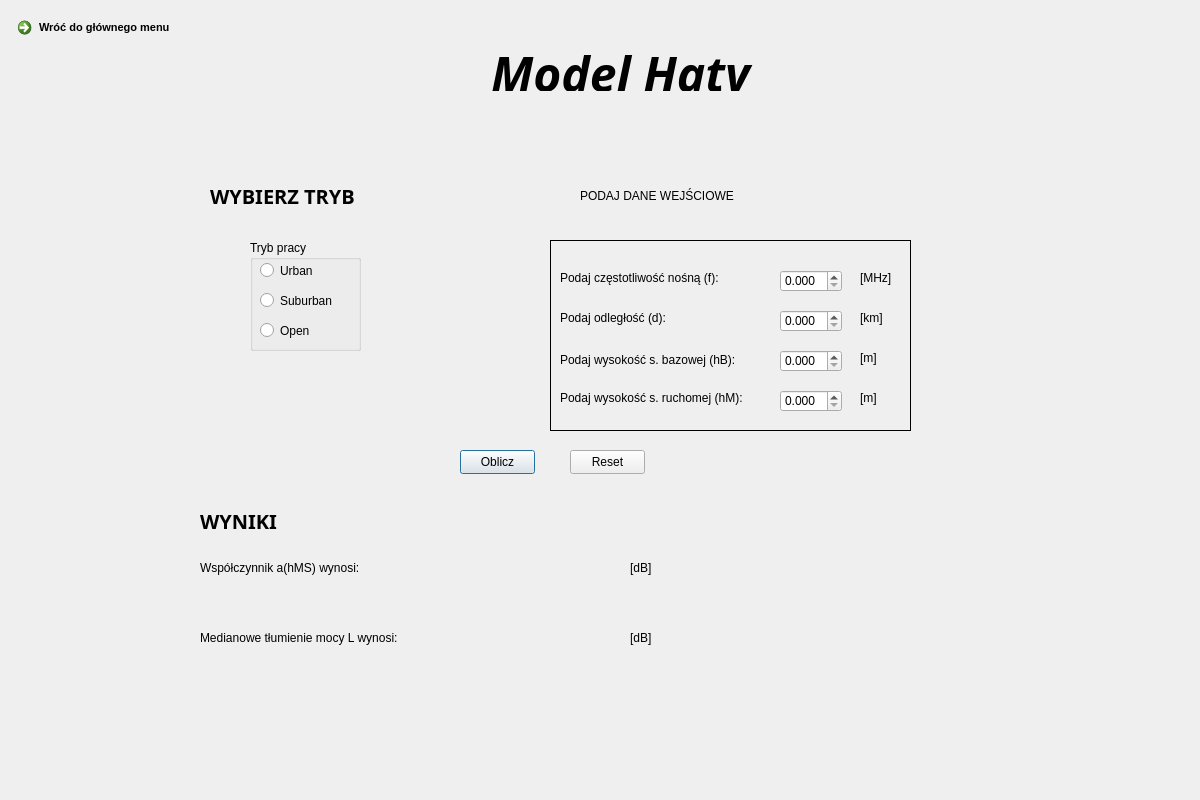
Before: the Qt Designer form UI/model_haty2.ui in lukaszbladziak5/ICalcThis, drawn with Qt 5.
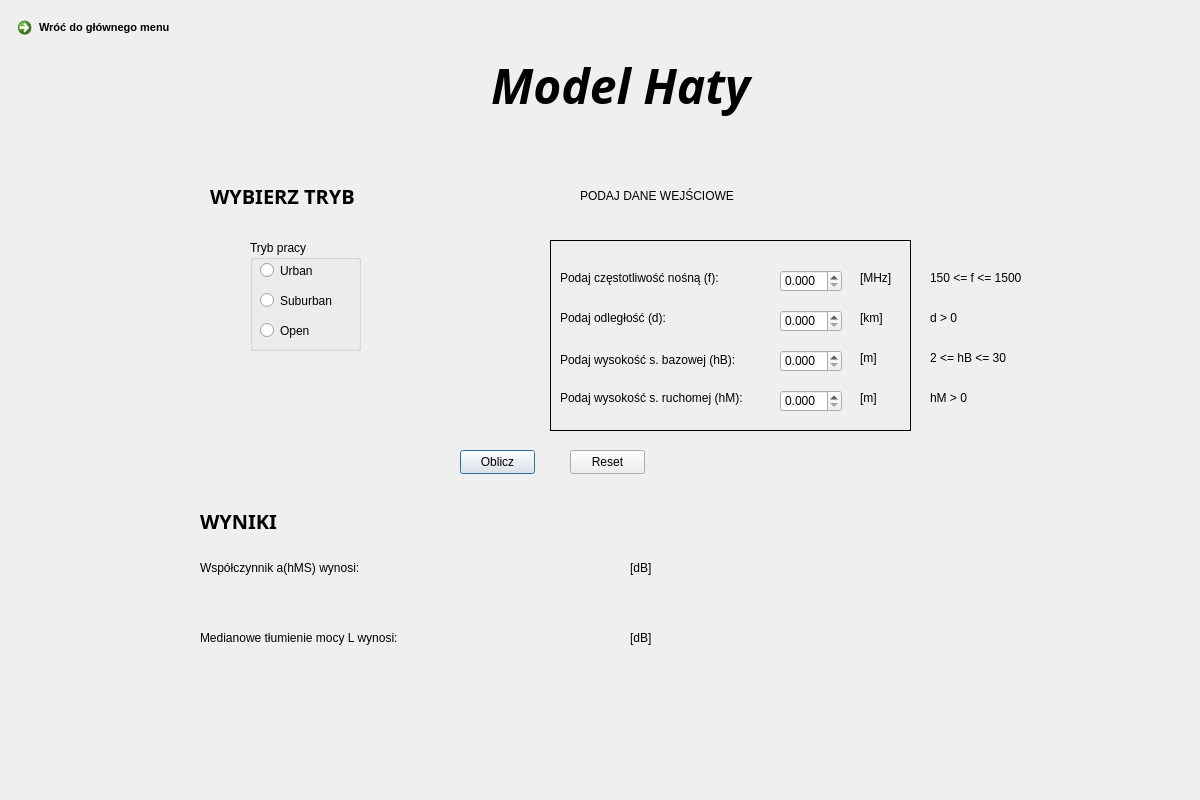
After: the same form once the commit is applied.

What changed in the file:
```diff
--- a/UI/model_haty2.ui
+++ b/UI/model_haty2.ui
@@ -32,7 +32,7 @@
       <x>470</x>
       <y>40</y>
       <width>301</width>
-      <height>51</height>
+      <height>91</height>
      </rect>
     </property>
     <property name="font">
@@ -482,6 +482,58 @@
      <string>Współczynnik a(hMS) wynosi:</string>
     </property>
    </widget>
+   <widget class="QLabel" name="label">
+    <property name="geometry">
+     <rect>
+      <x>930</x>
+      <y>270</y>
+      <width>141</width>
+      <height>16</height>
+     </rect>
+    </property>
+    <property name="text">
+     <string>150 &lt;= f &lt;= 1500</string>
+    </property>
+   </widget>
+   <widget class="QLabel" name="label_2">
+    <property name="geometry">
+     <rect>
+      <x>930</x>
+      <y>310</y>
+      <width>141</width>
+      <height>16</height>
+     </rect>
+    </property>
+    <property name="text">
+     <string>d &gt; 0</string>
+    </property>
+   </widget>
+   <widget class="QLabel" name="label_3">
+    <property name="geometry">
+     <rect>
+      <x>930</x>
+      <y>350</y>
+      <width>131</width>
+      <height>16</height>
+     </rect>
+    </property>
+    <property name="text">
+     <string>2 &lt;= hB &lt;= 30</string>
+    </property>
+   </widget>
+   <widget class="QLabel" name="label_4">
+    <property name="geometry">
+     <rect>
+      <x>930</x>
+      <y>390</y>
+      <width>131</width>
+      <height>16</height>
+     </rect>
+    </property>
+    <property name="text">
+     <string>hM &gt; 0</string>
+    </property>
+   </widget>
   </widget>
  </widget>
  <resources/>
```
